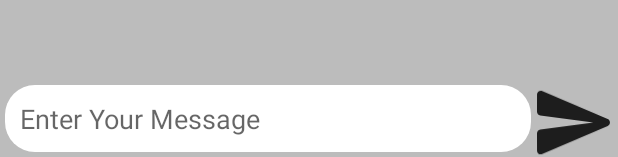
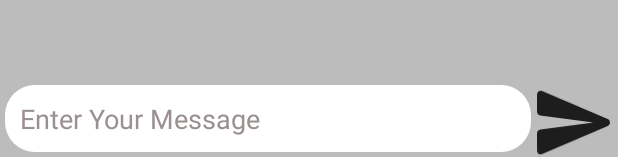
Before and after one commit to Adithya-R-Iyer/Chatting_App_MAD-MiniProject, an Android app: the layout activity_chat_detail.xml on its own in the app's theme, with its tools: preview values and no code run, on a phone screen of 412 x 824 dp. Shown: the part 1076-1233 px from the top of the screen. Run offline under Robolectric (Android 15) with nearby library versions, the phone set to English and light mode, and no system bars.

Commit message:
Sending Data From MainActivity To ChatDetailActivity and Returning back to MainActivity on BackButton-Click

```diff
--- a/app/src/main/java/com/example/whatsapp/Fragments/ChatsFragment.java
+++ b/app/src/main/java/com/example/whatsapp/Fragments/ChatsFragment.java
@@ -52,7 +52,7 @@ public class ChatsFragment extends Fragment {
                 list.clear();
                 for(DataSnapshot dataSnapshot : snapshot.getChildren()) {
                     Users users = dataSnapshot.getValue(Users.class);
-                    users.getUserId(dataSnapshot.getKey());
+                    users.setUserId(dataSnapshot.getKey());
                     list.add(users);
                 }
                 adapter.notifyDataSetChanged();
--- a/app/src/main/res/layout/activity_chat_detail.xml
+++ b/app/src/main/res/layout/activity_chat_detail.xml
@@ -27,14 +27,14 @@
             android:id="@+id/editTextTextPersonName"
             android:layout_width="wrap_content"
             android:layout_height="wrap_content"
+            android:layout_marginLeft="3dp"
             android:layout_weight="1"
             android:background="@drawable/bg_et_message"
             android:ems="10"
             android:hint="Enter Your Message"
             android:inputType="textPersonName"
             android:padding="10dp"
-            android:layout_marginLeft="3dp"
-            />
+            android:textColorHint="#9A9090" />
 
         <ImageView
             android:id="@+id/send"
@@ -61,7 +61,7 @@
 
 
             <ImageView
-                android:id="@+id/imageView2"
+                android:id="@+id/backArrow"
                 android:layout_width="wrap_content"
                 android:layout_height="wrap_content"
                 android:layout_marginStart="4dp"
@@ -81,9 +81,9 @@
                 app:civ_border_color="#FF000000"
                 app:civ_border_width="2dp"
                 app:layout_constraintBottom_toBottomOf="parent"
-                app:layout_constraintStart_toEndOf="@+id/imageView2"
+                app:layout_constraintStart_toEndOf="@+id/backArrow"
                 app:layout_constraintTop_toTopOf="parent"
-                app:layout_constraintVertical_bias="0.5" />
+                app:layout_constraintVertical_bias="0.0" />
 
             <TextView
                 android:id="@+id/userName"
```
Also changed, not shown: app/src/main/java/com/example/whatsapp/Adapters/UsersAdapter.java (+15 -0 lines), app/src/main/java/com/example/whatsapp/ChatDetailActivity.java (+26 -0 lines), app/src/main/java/com/example/whatsapp/Models/Users.java (+8 -7 lines).
